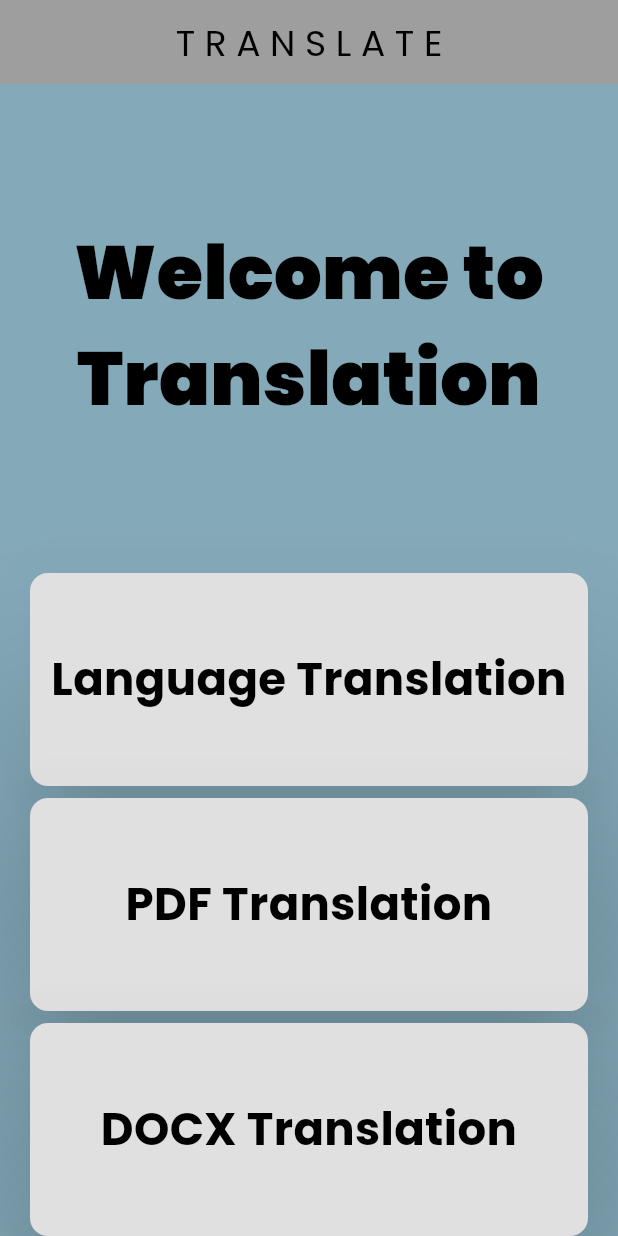
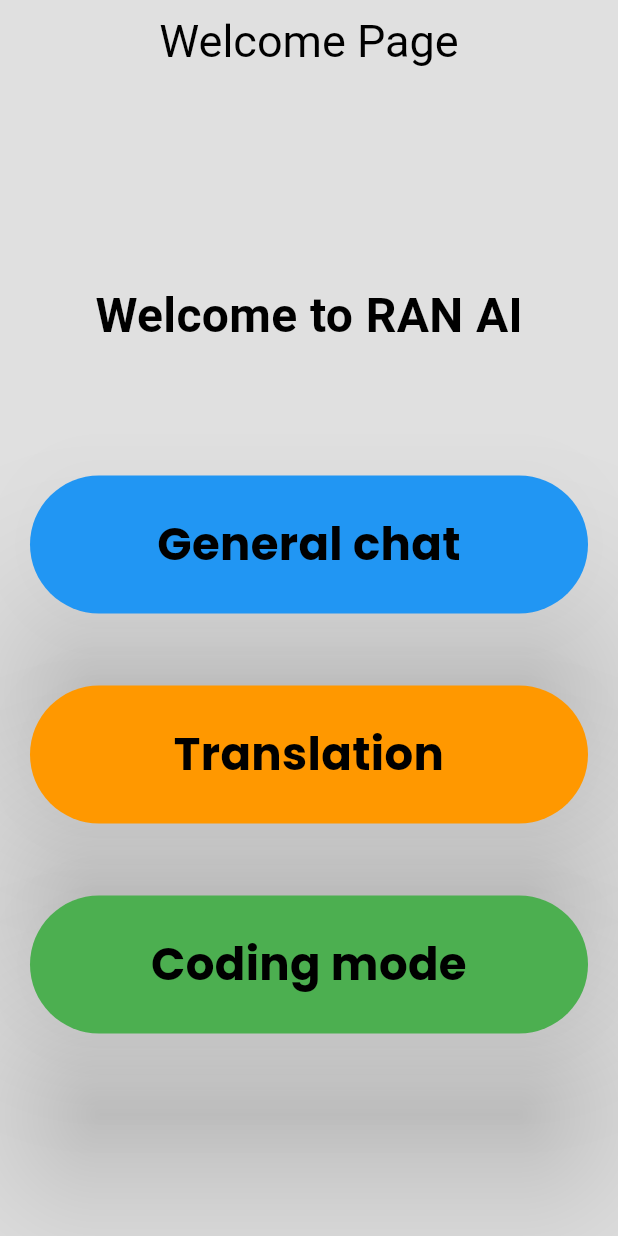
Before and after one commit to Sonang-tamang/gpt_frontend, a Flutter app: the screen it shows after launch, on a phone screen of 412 x 824 dp. Run offline on Flutter 3.47's test engine with Material 3 defaults, Android fonts, the phone set to English and light mode, and no system bars; drawn by our look-alikes of animated_text_kit; our stand-ins replace file_picker, google_fonts, open_file; missing offline and left inert: dart:ffi.

Commit message:
welcome page

```diff
--- a/lib/main.dart
+++ b/lib/main.dart
@@ -1,7 +1,9 @@
 import 'package:flutter/material.dart';
 import 'package:gpt_frontend/chat_page/genral_chat_page.dart';
 import 'package:gpt_frontend/themes/light_mode.dart';
+import 'package:gpt_frontend/translate_page/language_translation.dart';
 import 'package:gpt_frontend/translate_page/translate_home.dart';
+import 'package:gpt_frontend/welcome_page/welcome.dart';
 
 void main() {
   runApp(const MyApp());
@@ -14,7 +16,7 @@ class MyApp extends StatelessWidget {
   @override
   Widget build(BuildContext context) {
     return MaterialApp(
-      home: TranslateHome(),
+      home: Welcome(),
       theme: lightMode,
     );
   }
--- a/lib/translate_page/language_translation.dart
+++ b/lib/translate_page/language_translation.dart
@@ -21,7 +21,7 @@ class _LanguageTranslationState extends State<LanguageTranslation> {
   bool isEnglish = true;
 
   Future<void> _sendTranslationRequest() async {
-    final url = Uri.parse('http://192.168.17.111:8000/api/translate/');
+    final url = Uri.parse('http://192.168.171.111:8000/api/translate/');
     final userInputText = _textController.text;
 
     if (userInputText.isEmpty) {
--- a/lib/translate_page/translate_home.dart
+++ b/lib/translate_page/translate_home.dart
@@ -95,7 +95,6 @@ class _TranslateHomeState extends State<TranslateHome> {
               focusColor: Colors.blue,
               child: Card(
                 elevation: 50,
-                // color: Colors.red,
                 child: Center(
                   child: Text("DOCX Translation",
                       style: TextStyle(
--- /dev/null
+++ b/lib/welcome_page/welcome.dart
@@ -0,0 +1,123 @@
+// ignore_for_file: prefer_const_constructors
+
+import 'package:flutter/material.dart';
+import 'package:animated_text_kit/animated_text_kit.dart';
+import 'package:google_fonts/google_fonts.dart';
+import 'package:gpt_frontend/translate_page/docx_tanslation.dart';
+import 'package:gpt_frontend/translate_page/language_translation.dart';
+import 'package:gpt_frontend/translate_page/pdf_translation.dart';
+import 'package:path/path.dart';
+
+class Welcome extends StatelessWidget {
+  @override
+  Widget build(BuildContext context) {
+    return Scaffold(
+      appBar: AppBar(
+        centerTitle: true,
+        title: Text(
+          'Welcome Page',
+          style: TextStyle(fontSize: 30),
+        ),
+      ),
+      body: Center(
+        child: Column(
+          mainAxisAlignment: MainAxisAlignment.center,
+          children: <Widget>[
+            AnimatedTextKit(
+              animatedTexts: [
+                TypewriterAnimatedText(
+                  'Welcome to RAN AI',
+                  textStyle: TextStyle(
+                    fontSize: 32.0,
+                    fontWeight: FontWeight.bold,
+                  ),
+                  speed: Duration(milliseconds: 200),
+                ),
+              ],
+              repeatForever: true,
+              pause: Duration(milliseconds: 1000),
+            ),
+            SizedBox(height: 80),
+            Column(
+              children: [
+                SizedBox(
+                  height: 100,
+                  width: 380,
+                  child: InkWell(
+                    onTap: null,
+                    child: Card(
+                      shape: RoundedRectangleBorder(
+                          borderRadius: BorderRadius.circular(50)),
+                      color: Colors.blue,
+                      elevation: 50,
+                      //  color: Colors.red,
+                      child: Center(
+                        child: Text("General chat",
+                            style: TextStyle(
+                                fontSize: 30,
+                                fontWeight: FontWeight.bold,
+                                fontFamily: GoogleFonts.poppins().fontFamily),
+                            textAlign: TextAlign.center),
+                      ),
+                    ),
+                  ),
+                ),
+                SizedBox(
+                  height: 40,
+                ),
+                SizedBox(
+                  height: 100,
+                  width: 380,
+                  child: InkWell(
+                    onTap: null,
+                    child: Card(
+                      shape: RoundedRectangleBorder(
+                          borderRadius: BorderRadius.circular(50)),
+                      color: Colors.orange,
+                      elevation: 50,
+                      //  color: Colors.red,
+                      child: Center(
+                        child: Text("Translation",
+                            style: TextStyle(
+                                fontSize: 30,
+                                fontWeight: FontWeight.bold,
+                                fontFamily: GoogleFonts.poppins().fontFamily),
+                            textAlign: TextAlign.center),
+                      ),
+                    ),
+                  ),
+                ),
+                SizedBox(
+                  height: 40,
+                ),
+                SizedBox(
+                  height: 100,
+                  width: 380,
+                  child: InkWell(
+                    onTap: null,
+                    focusColor: Colors.blue,
+                    child: Card(
+                      shape: RoundedRectangleBorder(
+                          borderRadius: BorderRadius.circular(50)),
+                      color: Colors.green,
+                      elevation: 50,
+                      // color: Colors.red,
+                      child: Center(
+                        child: Text("Coding mode",
+                            style: TextStyle(
+                                fontSize: 30,
+                                fontWeight: FontWeight.bold,
+                                fontFamily: GoogleFonts.poppins().fontFamily),
+                            textAlign: TextAlign.center),
+                      ),
+                    ),
+                  ),
+                )
+              ],
+            ),
+          ],
+        ),
+      ),
+    );
+  }
+}
--- a/pubspec.yaml
+++ b/pubspec.yaml
@@ -45,6 +45,7 @@ dependencies:
   path_provider: ^2.1.4
   open_file: ^3.5.7
   path: ^1.9.0
+  animated_text_kit: ^4.2.2
 
 
 dev_dependencies:
```
Also changed, not shown: pubspec.lock.
